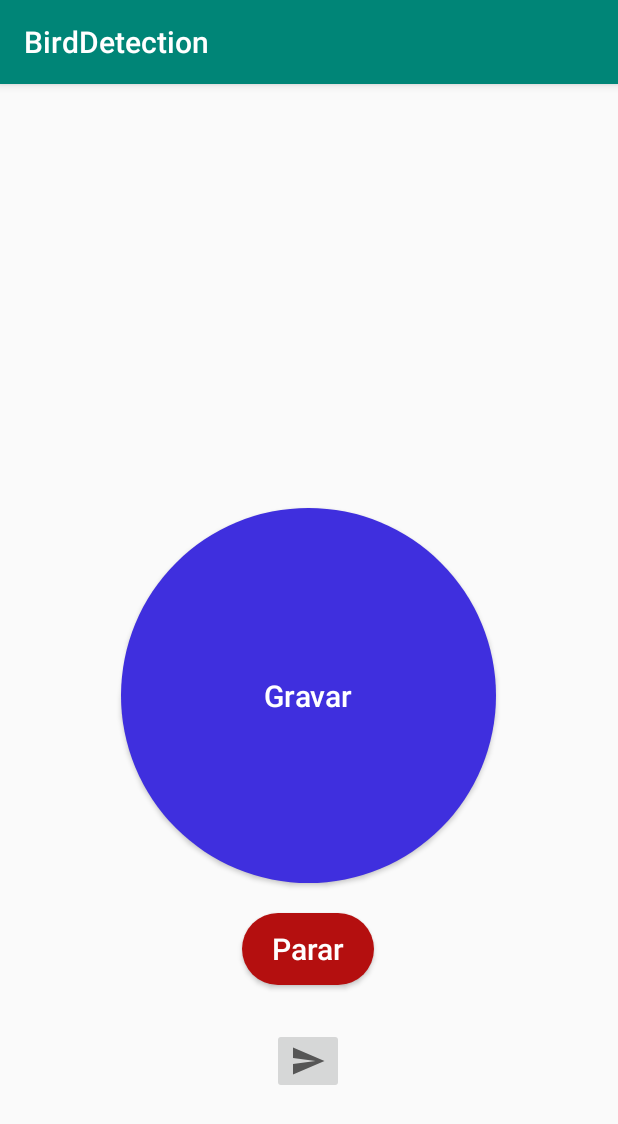
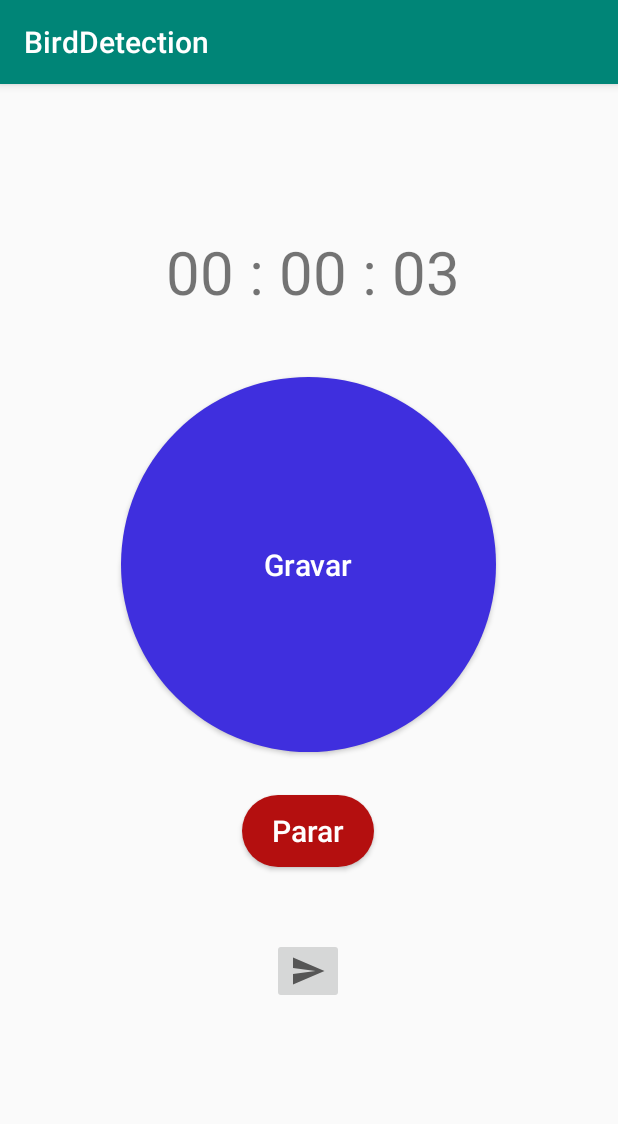
Before and after one commit to ETS-Android2/bird-detecion-app, an Android app: the screen it shows after launch (MainActivity), after a tap on "Gravar", on a phone screen of 412 x 824 dp. Shown: the top 1124 px of the screen. Run offline under Robolectric (Android 15) with nearby library versions, the phone set to English and light mode, and no system bars; our stand-ins replace Volley.

Commit message:
Timer e funções para evitar que o aplicativo crashe adicionados

```diff
--- a/app/projectApp/app/src/main/java/com/project/birddetection/MainActivity.java
+++ b/app/projectApp/app/src/main/java/com/project/birddetection/MainActivity.java
@@ -14,6 +14,7 @@ import android.os.Environment;
 import android.util.Log;
 import android.view.View;
 import android.widget.Button;
+import android.widget.TextView;
 import android.widget.Toast;
 
 import com.android.volley.Request;
@@ -46,6 +47,12 @@ public class MainActivity extends AppCompatActivity {
 
     private static int MICROPHONE_PERMISSION_CODE = 200;
 
+    Button btnRecord;
+    Button btnStop;
+    TextView timerText;
+    Timer timer;
+    TimerTask timerTask;
+    Double time = 0.0;
     MediaRecorder mediaRecorder;
     MediaPlayer mediaPlayer;
 
@@ -53,6 +60,11 @@ public class MainActivity extends AppCompatActivity {
     protected void onCreate(Bundle savedInstanceState) {
         super.onCreate(savedInstanceState);
         setContentView(R.layout.activity_main);
+        timerText = (TextView)findViewById(R.id.timeCounter);
+        btnRecord = (Button)findViewById(R.id.roundedButton);
+        btnStop = (Button)findViewById(R.id.stopButton);
+        btnStop.setClickable(false);
+        timer = new Timer();
         if(isMicrophonePresent()){
 
             getPermission();
@@ -65,11 +77,15 @@ public class MainActivity extends AppCompatActivity {
         try {
             mediaRecorder = new MediaRecorder();
             mediaRecorder.setAudioSource(MediaRecorder.AudioSource.MIC);
-            mediaRecorder.setOutputFormat(MediaRecorder.OutputFormat.MPEG_2_TS);
+            mediaRecorder.setOutputFormat(MediaRecorder.OutputFormat.MPEG_4);
             mediaRecorder.setOutputFile(recordedFilePath());
             mediaRecorder.setAudioEncoder(MediaRecorder.AudioEncoder.AMR_NB);
             mediaRecorder.prepare();
             mediaRecorder.start();
+            startTimer(v);
+            btnRecord.setClickable(false);
+            btnStop.setClickable(true);
+
 
             //Toast.makeText(this, "Gravação iniciada", Toast.LENGTH_SHORT).show();
             System.out.println("Gravação iniciada");
@@ -82,10 +98,12 @@ public class MainActivity extends AppCompatActivity {
 
     //Método para parar a gravação do audio
     public void stopPressed(View v){
-
+        btnStop.setClickable(false);
         mediaRecorder.stop();
         mediaRecorder.release();
         mediaRecorder = null;
+        stopTimer(v);
+        btnRecord.setClickable(true);
         //Toast.makeText(this, "Gravação encerrada", Toast.LENGTH_SHORT).show();
         System.out.println("Gravação interrompida");
     }
@@ -219,4 +237,45 @@ public class MainActivity extends AppCompatActivity {
 
         }
     }
+
+    public void startTimer(View v){
+
+        timerTask = new TimerTask() {
+            @Override
+            public void run() {
+
+                runOnUiThread(new Runnable() {
+                    @Override
+                    public void run() {
+
+                        time++;
+                        timerText.setText(getTimerText());
+                    }
+                });
+            }
+        };
+        timer.scheduleAtFixedRate(timerTask, 0, 1000);
+    }
+
+    public String getTimerText(){
+
+        int rounded = (int) Math.round(time);
+
+        int sec = ((rounded % 86400) % 3600) %60;
+        int min = ((rounded % 86400) % 3600)/60;
+        int hr = ((rounded % 86400) / 3600);
+
+        return formatTime(sec, min, hr);
+    }
+
+    public String formatTime(int sec, int min, int hr){
+
+        return String.format("%02d",hr) + " : " + String.format("%02d",min) + " : " + String.format("%02d",sec);
+    }
+
+    public void stopTimer(View view)
+    {
+
+        timerTask.cancel();
+    }
 }
--- a/app/projectApp/app/src/main/res/layout/activity_main.xml
+++ b/app/projectApp/app/src/main/res/layout/activity_main.xml
@@ -22,7 +22,7 @@
         app:layout_constraintHorizontal_bias="0.498"
         app:layout_constraintStart_toStartOf="parent"
         app:layout_constraintTop_toTopOf="parent"
-        app:layout_constraintVertical_bias="0.768"
+        app:layout_constraintVertical_bias="0.658"
         app:srcCompat="@drawable/ic_baseline_stop_24" />
 
     <ImageButton
@@ -52,8 +52,21 @@
         app:layout_constraintEnd_toEndOf="parent"
         app:layout_constraintHorizontal_bias="0.496"
         app:layout_constraintStart_toStartOf="parent"
+        app:layout_constraintTop_toBottomOf="@+id/timeCounter"
+        app:layout_constraintVertical_bias="0.606" />
+
+    <TextView
+        android:id="@+id/timeCounter"
+        android:layout_width="wrap_content"
+        android:layout_height="wrap_content"
+        android:text="00:00:00"
+        android:textSize="40dp"
+        app:layout_constraintBottom_toBottomOf="parent"
+        app:layout_constraintEnd_toEndOf="parent"
+        app:layout_constraintHorizontal_bias="0.512"
+        app:layout_constraintStart_toStartOf="parent"
         app:layout_constraintTop_toTopOf="parent"
-        app:layout_constraintVertical_bias="0.934" />
+        app:layout_constraintVertical_bias="0.137" />
 
 
 </androidx.constraintlayout.widget.ConstraintLayout>
```
